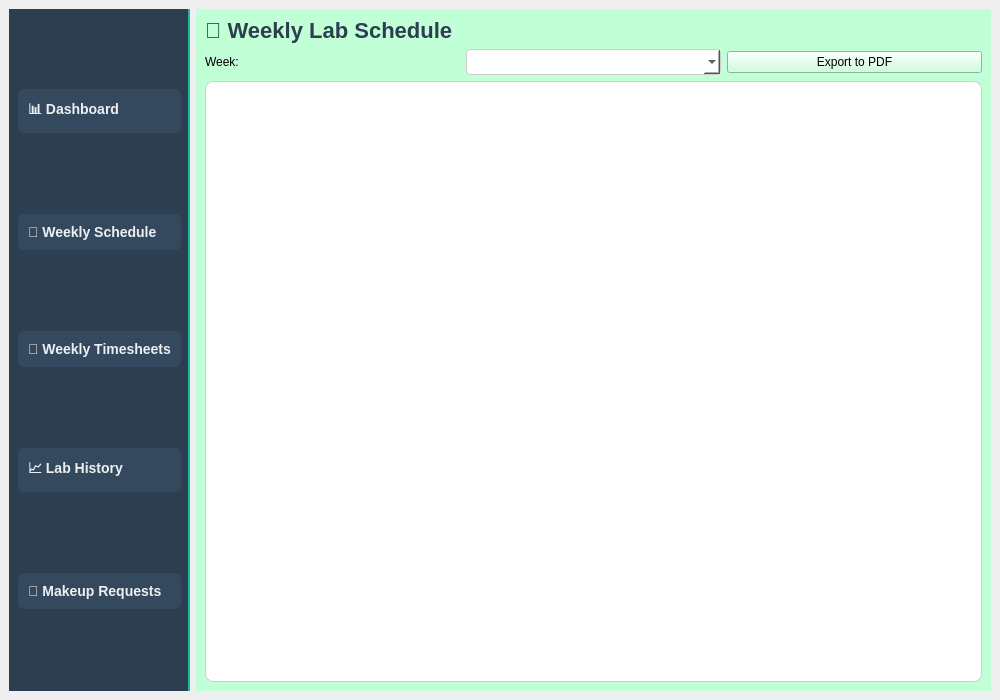
Above: hod_mainwindow.ui from maziahhasan/LabTrack before the change. Below: the same form after it.
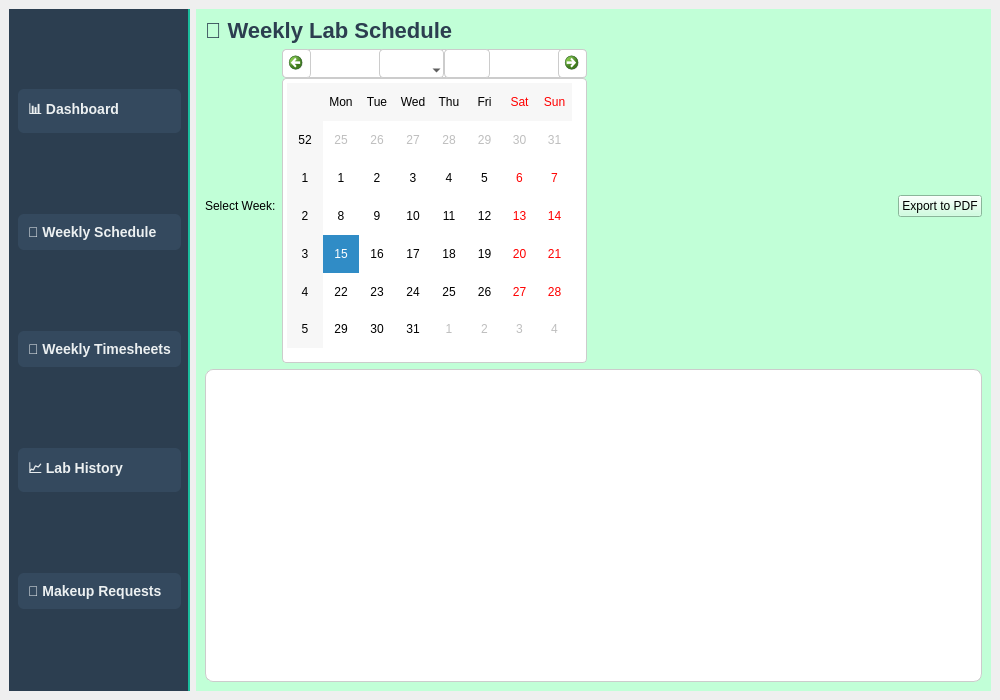
That is the form after the change. The open tabs and pages were chosen to show the change.

```diff
--- a/hod_mainwindow.ui
+++ b/hod_mainwindow.ui
@@ -228,17 +228,30 @@
           <item>
            <widget class="QLabel" name="lblFilterWeek">
             <property name="text">
-             <string>Week:</string>
+             <string>Select Week:</string>
             </property>
            </widget>
           </item>
           <item>
-           <widget class="QComboBox" name="comboWeek">
+           <widget class="QCalendarWidget" name="calendarWeekSchedule">
             <property name="styleSheet">
              <string>background:white; border-radius:4px; padding:4px; border:1px solid #ccc;</string>
             </property>
            </widget>
           </item>
+          <item>
+           <spacer name="horizontalSpacer">
+            <property name="orientation">
+             <enum>Qt::Horizontal</enum>
+            </property>
+            <property name="sizeHint" stdset="0">
+             <size>
+              <width>40</width>
+              <height>20</height>
+             </size>
+            </property>
+           </spacer>
+          </item>
           <item>
            <widget class="QPushButton" name="btnExportSchedule">
             <property name="text">
```
Left out of the diff: 17 changed lines with no effect on the pictures.
